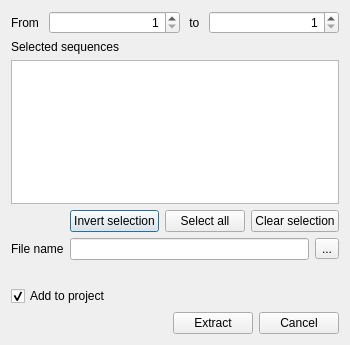
Old version of the form src/corelibs/U2View/src/util_ov_msaedit/ui/CreateSubalignimentDialog.ui in the repository violethaze74/ugene.
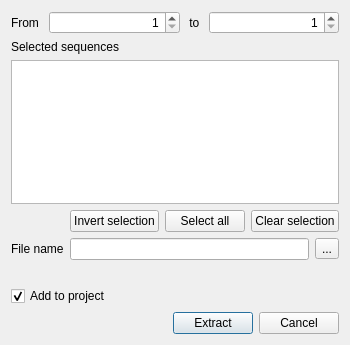
New version of the form.

What changed in the file:
```diff
--- a/src/corelibs/U2View/src/util_ov_msaedit/ui/CreateSubalignimentDialog.ui
+++ b/src/corelibs/U2View/src/util_ov_msaedit/ui/CreateSubalignimentDialog.ui
@@ -203,6 +203,9 @@
        <property name="text">
         <string>Extract</string>
        </property>
+       <property name="default">
+        <bool>true</bool>
+       </property>
       </widget>
      </item>
      <item>
```
Left out of the diff: 3 changed lines with no effect on the pictures.
